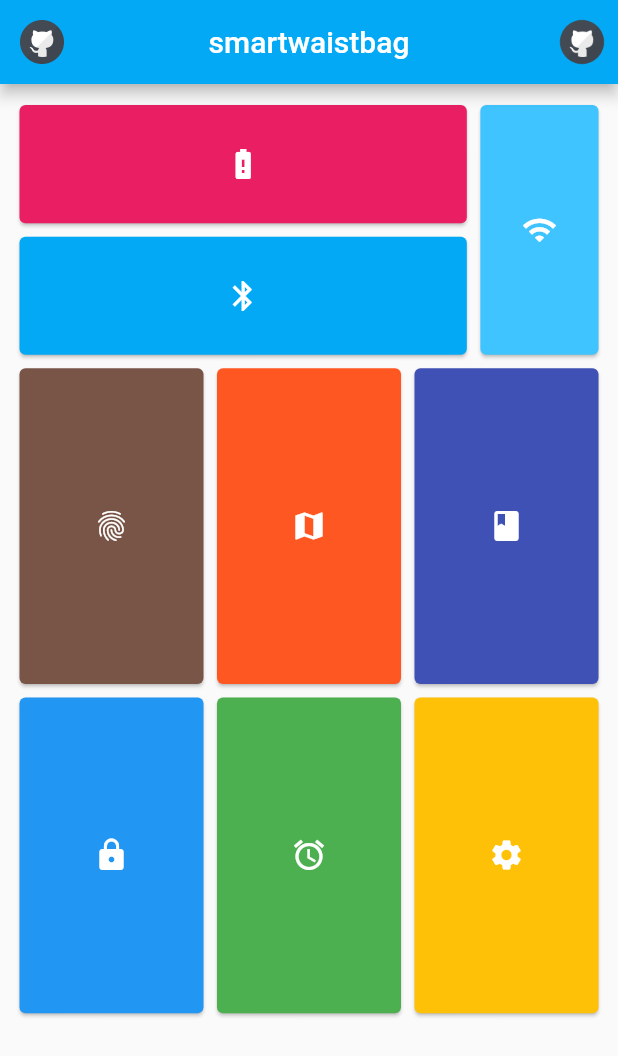
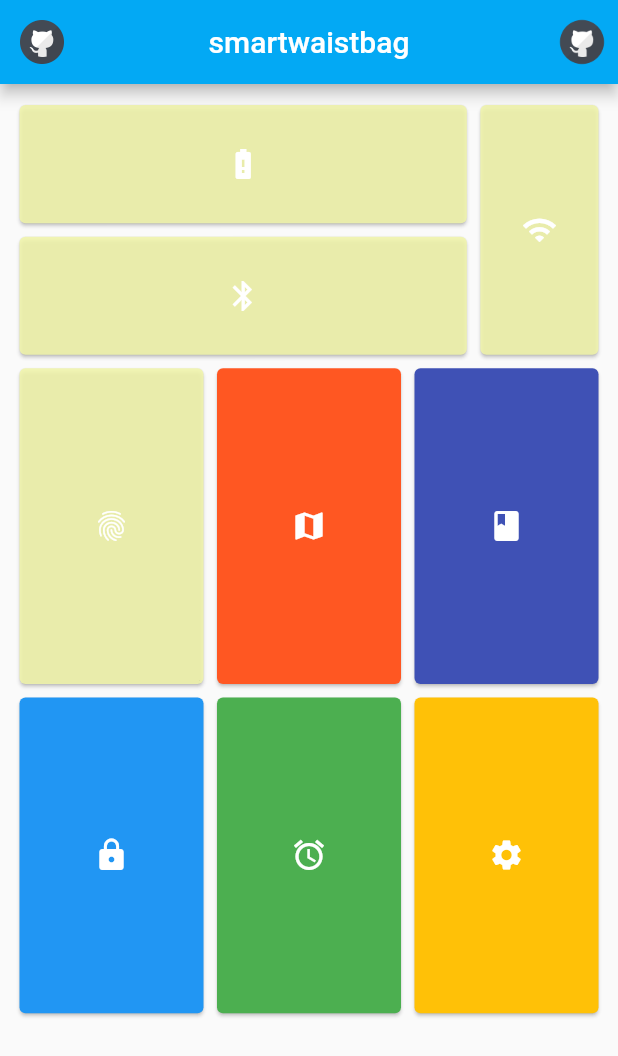
Before and after one commit to jhsavely/SmartWaistBag, a Flutter app: the screen it shows after launch, on a phone screen of 412 x 824 dp. Shown: the top 1056 px of the screen. Run offline on Flutter 3.47's test engine with Material 2 defaults, Android fonts, the phone set to English and light mode, and no system bars; our stand-ins replace flutter_svg.

Commit message:
added first container

```diff
--- a/lib/main.dart
+++ b/lib/main.dart
@@ -15,10 +15,10 @@ List<StaggeredTile> _staggeredTiles = const <StaggeredTile>[
 ];
 
 List<Widget> _tiles = const <Widget>[
-  const _MyTile(Colors.pink, Icons.battery_alert),
-  const _MyTile(Colors.lightBlueAccent, Icons.wifi),
-  const _MyTile(Colors.lightBlue, Icons.bluetooth),
-  const _MyTile(Colors.brown, Icons.fingerprint),
+  const _MyTile(Color(0xDDF1F5AA), Icons.battery_alert),
+  const _MyTile(Color(0xDDF1F5AA), Icons.wifi),
+  const _MyTile(Color(0xDDF1F5AA), Icons.bluetooth),
+  const _MyTile(Color(0xDDF1F5AA), Icons.fingerprint),
   const _MyTile(Colors.deepOrange, Icons.map),
   const _MyTile(Colors.indigo, Icons.book),
   const _MyTile(Colors.blue, Icons.lock),
@@ -107,7 +107,6 @@ class _MyTile extends StatelessWidget {
         },
 //        {
 //          final snackBar = SnackBar(content: Text("Tap"));
-//
 //          Scaffold.of(context).showSnackBar(snackBar);
 //        },
         child: new Center(
@@ -132,14 +131,17 @@ class SecondScreen extends StatelessWidget {
         title: Text("On the next Screen"),
       ),
       body: Center(
+        child: new Container(
+          width: 200,
+          height: 200,
           child: RaisedButton(
-          elevation: 5,
+            elevation: 8,
             padding: EdgeInsets.symmetric(vertical: 24.0, horizontal: 40.0),
-          child: SvgPicture.asset(assetName,
-              color: Colors.black),
+            child: SvgPicture.asset(assetName, color: Colors.black),
             onPressed: () {
               Navigator.pop(context);
             },
+          ),
         ),
       ),
     );
```
Lines whose indentation alone changed are shown as unchanged.
